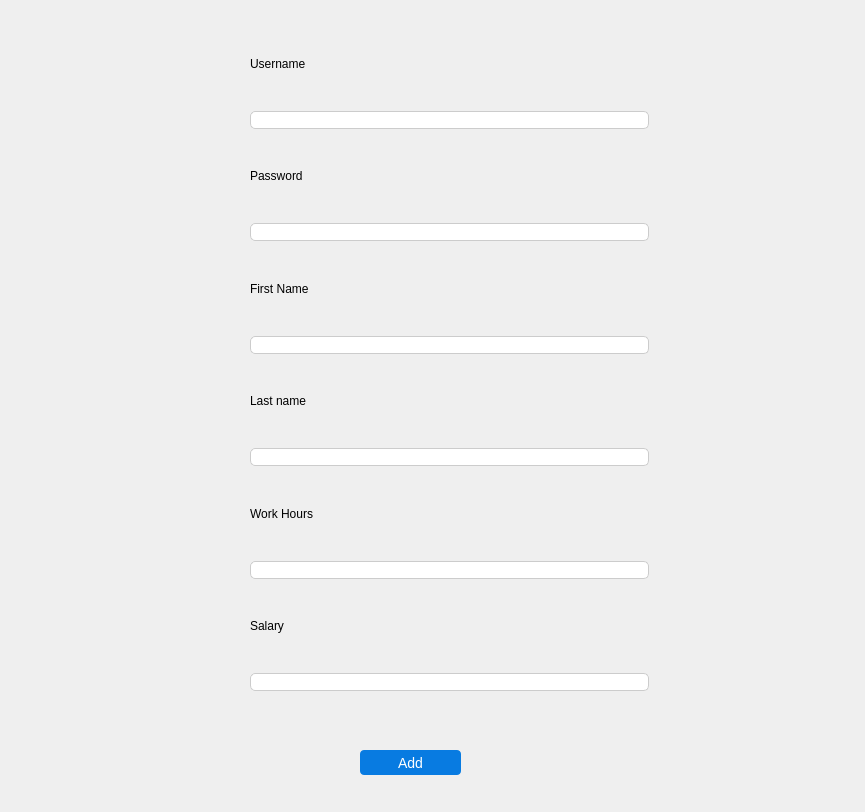
Dimalko/telo2, file ui/TravelAgentRegister.ui: the form before one commit.
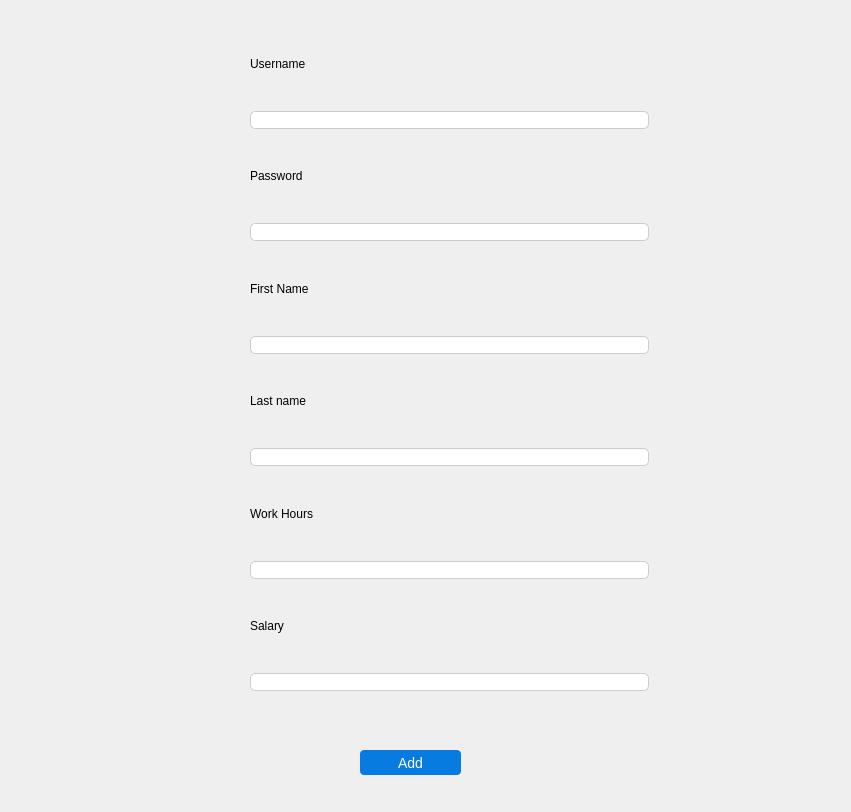
The form after the commit.

The edit to the form file:
```diff
--- a/ui/TravelAgentRegister.ui
+++ b/ui/TravelAgentRegister.ui
@@ -6,7 +6,7 @@
    <rect>
     <x>0</x>
     <y>0</y>
-    <width>865</width>
+    <width>851</width>
     <height>812</height>
    </rect>
   </property>
```
